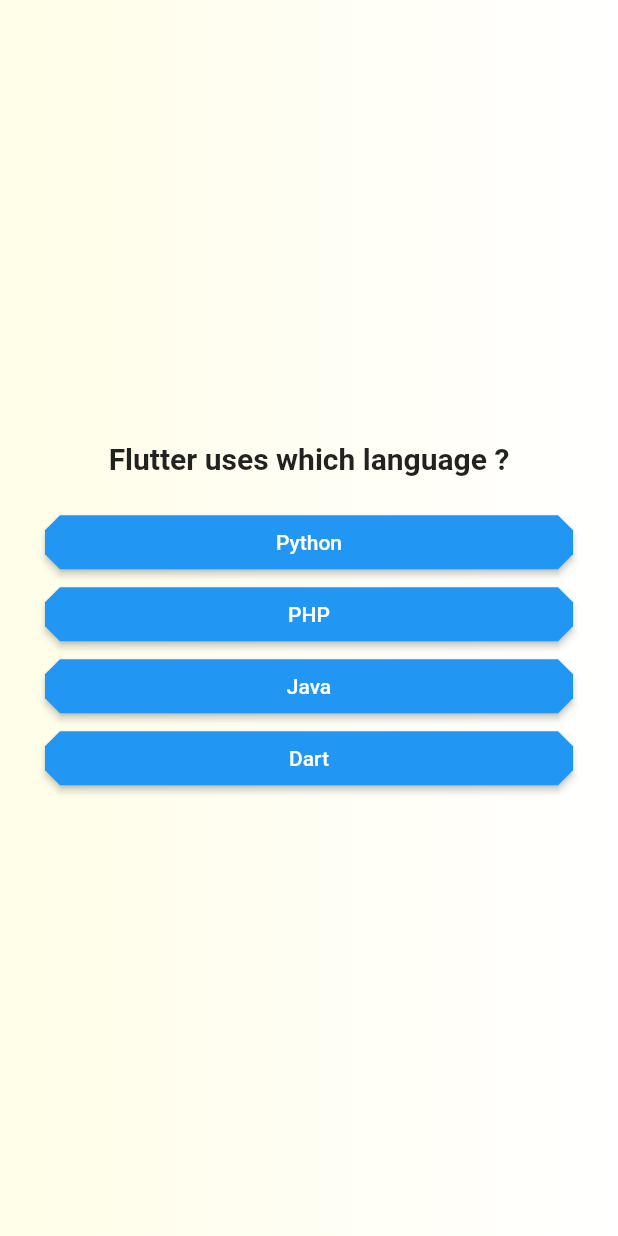
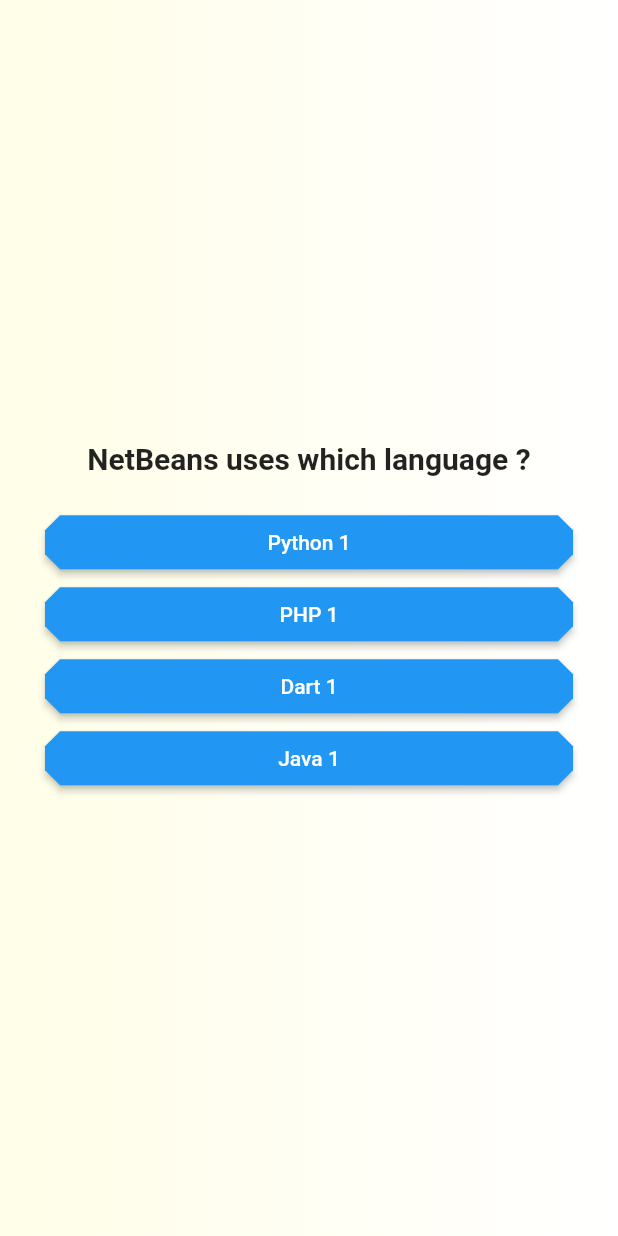
Before and after one commit to devxasd/quiz_app, a Flutter app: the screen it shows after launch, after a tap on "Start", after a tap on "Python", on a phone screen of 412 x 824 dp. Run offline on Flutter 3.47's test engine with Material 2 defaults, Android fonts, the light colour scheme and no system bars.

Commit message:
Lecture 23 Managing The Questions Index As State

```diff
--- a/lib/data/questions.dart
+++ b/lib/data/questions.dart
@@ -13,10 +13,10 @@
   QuizQuestion(
     'NetBeans uses which language ?',
     [
-      'Java',
-      'Python',
-      'Dart',
-      'PHP',
+      'Java 1',
+      'Python 1',
+      'Dart 1',
+      'PHP 1',
     ],
   ),
 ];
--- a/lib/questions_screen.dart
+++ b/lib/questions_screen.dart
@@ -9,9 +9,19 @@
 }
 
 class _QuestionsScreenState extends State<QuestionsScreen> {
-  final currentQuestion = questions[0];
+  int nextIndex = 0;
+  void nextQuestion() {
+    setState(() {
+      nextIndex++;
+      if (nextIndex >= questions.length) {
+        nextIndex = 0;
+      }
+    });
+  }
+
   @override
   Widget build(context) {
+    var currentQuestion = questions[nextIndex];
     return SizedBox(
       child: Container(
         margin: const EdgeInsets.all(30),
@@ -31,7 +41,7 @@
               height: 20,
             ),
             ...currentQuestion.getShuffledChoices().map((choice) {
-              return AnswerButton(answerText: choice, onTap: () {});
+              return AnswerButton(answerText: choice, onTap: nextQuestion);
             })
           ],
         ),
```
